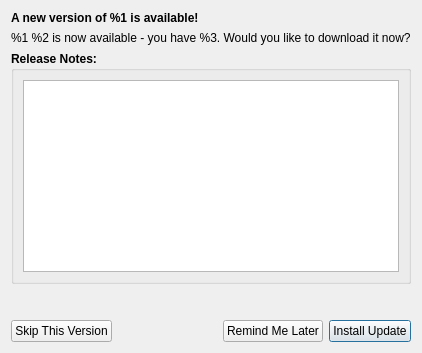
Before: the Qt Designer form src/UpdaterWindow.ui in speedovation/AutoUpdater-Qt, drawn with Qt 5.
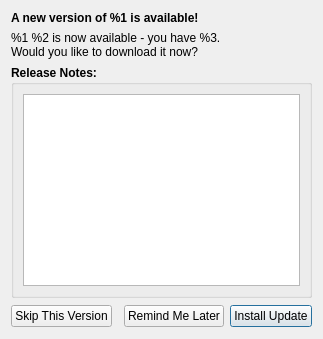
After: the same form once the commit is applied. Custom widgets are drawn as their Qt base class.

Patch:
```diff
--- a/src/UpdaterWindow.ui
+++ b/src/UpdaterWindow.ui
@@ -6,8 +6,8 @@
    <rect>
     <x>0</x>
     <y>0</y>
-    <width>640</width>
-    <height>480</height>
+    <width>542</width>
+    <height>289</height>
    </rect>
   </property>
   <property name="windowTitle">
@@ -35,7 +35,8 @@
      <item>
       <widget class="QLabel" name="wouldYouLikeToDownloadLabel">
        <property name="text">
-        <string>%1 %2 is now available - you have %3. Would you like to download it now?</string>
+        <string>%1 %2 is now available - you have %3. 
+Would you like to download it now?</string>
        </property>
       </widget>
      </item>
@@ -52,21 +53,18 @@
        </property>
        <layout class="QHBoxLayout" name="horizontalLayout_7">
         <item>
-         <widget class="QTextEdit" name="releaseNotes"/>
+         <widget class="QTextEdit" name="releaseNotes">
+          <property name="readOnly">
+           <bool>true</bool>
+          </property>
+          <property name="textInteractionFlags">
+           <set>Qt::TextSelectableByKeyboard|Qt::TextSelectableByMouse</set>
+          </property>
+         </widget>
         </item>
        </layout>
       </widget>
      </item>
-     <item>
-      <widget class="UpdateDownloadProgress" name="updateDownloadProgress" native="true">
-       <property name="minimumSize">
-        <size>
-         <width>0</width>
-         <height>24</height>
-        </size>
-       </property>
-      </widget>
-     </item>
      <item>
       <layout class="QHBoxLayout" name="horizontalLayout_3">
        <item>
@@ -77,17 +75,14 @@
         </widget>
        </item>
        <item>
-        <spacer name="horizontalSpacer">
-         <property name="orientation">
-          <enum>Qt::Horizontal</enum>
-         </property>
-         <property name="sizeHint" stdset="0">
+        <widget class="UpdateDownloadProgress" name="updateDownloadProgress" native="true">
+         <property name="minimumSize">
           <size>
-           <width>40</width>
-           <height>20</height>
+           <width>0</width>
+           <height>24</height>
           </size>
          </property>
-        </spacer>
+        </widget>
        </item>
        <item>
         <widget class="QPushButton" name="remindMeLaterButton">
```
